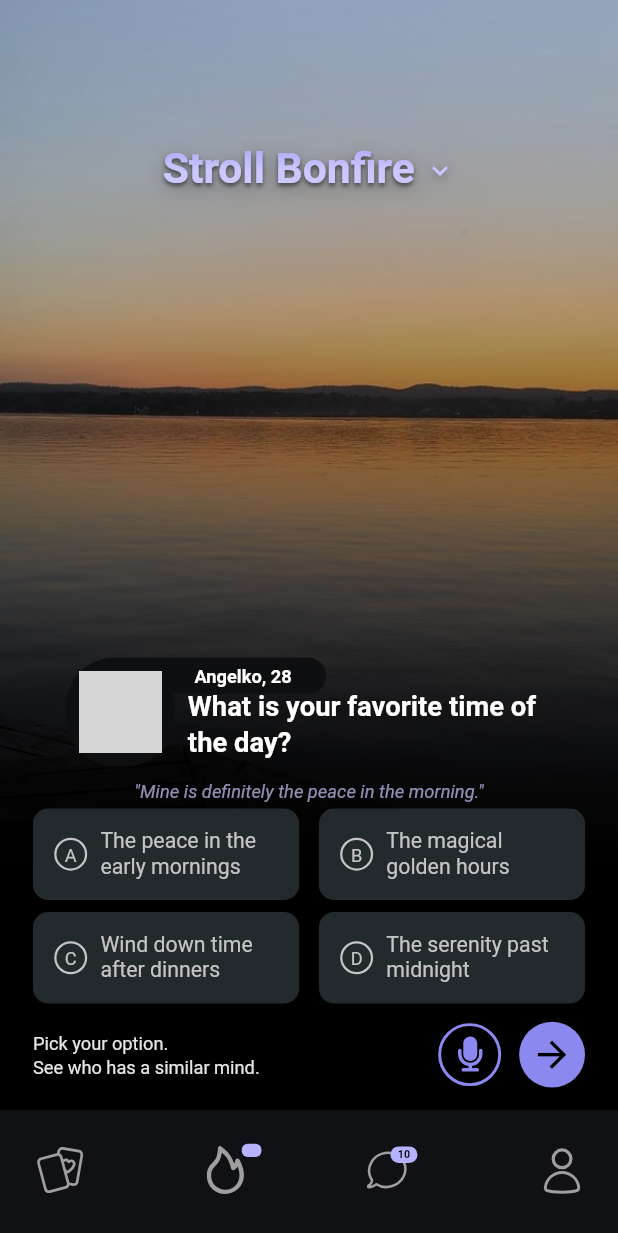
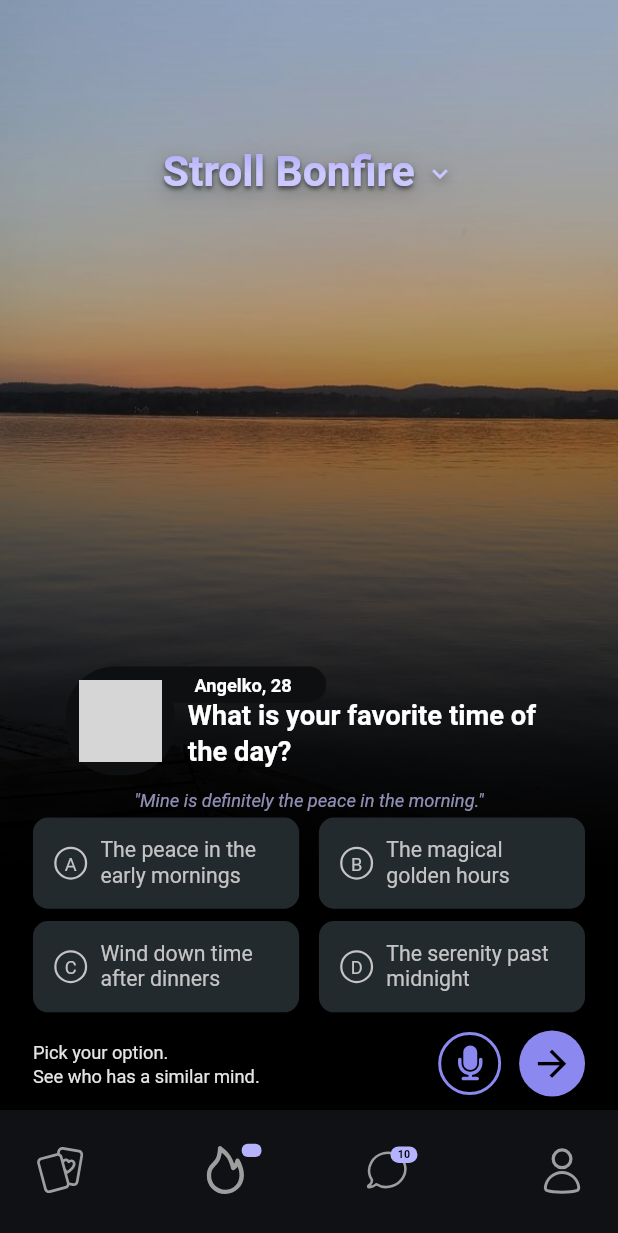
Before and after one commit to EMEDAT/stroll, a Flutter app: the screen it shows after launch, on a phone screen of 412 x 824 dp. Shown: the top 1233 px of the screen. Run offline on Flutter 3.47's test engine with Material 3 defaults, Android fonts, the light colour scheme and no system bars; our stand-ins replace equatable, flutter_bloc, flutter_screenutil, flutter_svg; Roboto replaces fonts that are missing (Proxima Nova); grey boxes are pictures that could not be loaded.

Commit message:
Adjust flex value in StrollBonfirePage bottom section for improved icon visibility; reduce flex from 75 to 68.

```diff
--- a/stroll_bonfire/lib/features/stroll/presentation/pages/stroll_bonfire_page.dart
+++ b/stroll_bonfire/lib/features/stroll/presentation/pages/stroll_bonfire_page.dart
@@ -98,7 +98,7 @@ class StrollBonfirePage extends StatelessWidget {
           ),
           // Bottom section with content - REMOVED SCROLLING
           Expanded(
-            flex: 70, // Increased from 75 to give more space for larger icons
+            flex: 68, // Increased from 75 to give more space for larger icons
             child: Container(
               // Add extra dark overlay to bottom section for better readability
               decoration: BoxDecoration(
```
